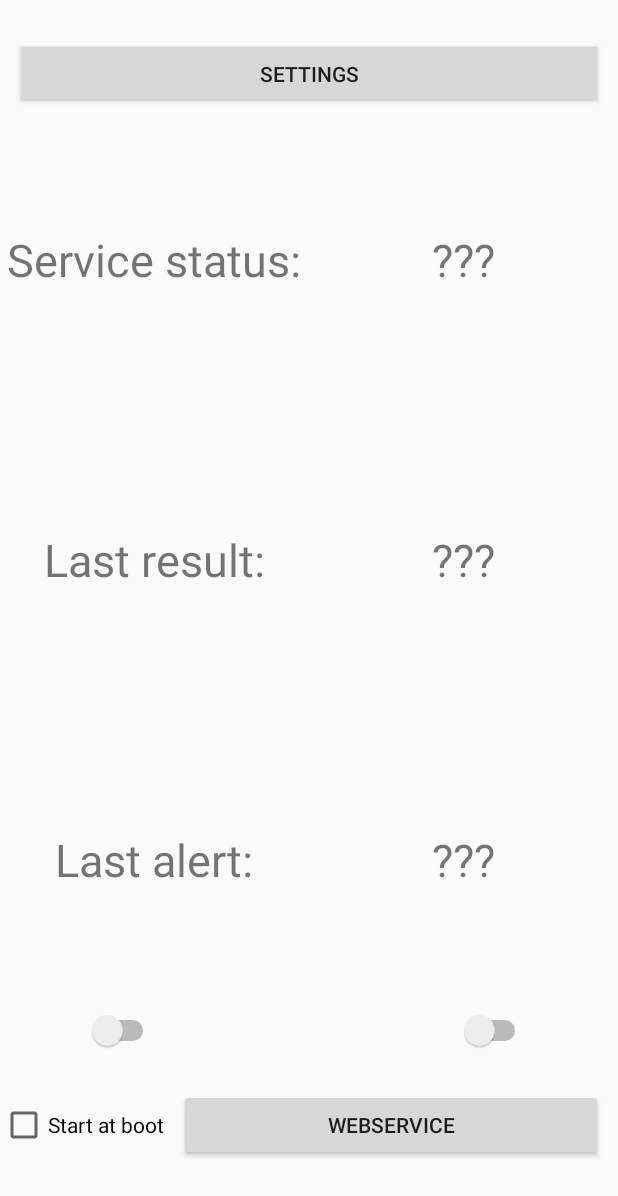
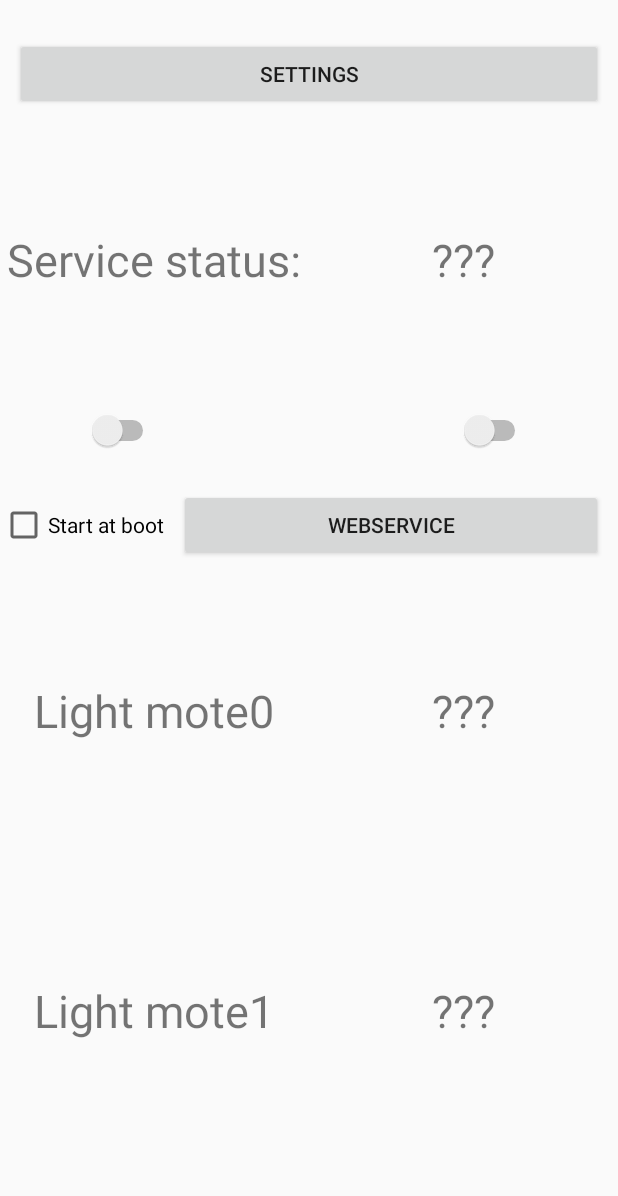
Before and after one commit to ABouveron/pj_amio, an Android app built with Jetpack Compose: the screen it shows after launch (MainActivity), after a tap on "WEBSERVICE", on a phone screen of 412 x 824 dp. Shown: the top 1196 px of the screen. Run offline under Robolectric (Android 15) with nearby library versions, the phone set to English and light mode, and no system bars; 5 statements that could not run were skipped.

Commit message:
refactor: simplification / cleanup of code

```diff
--- a/app/src/main/java/fr/abouveron/projectamio/MyBootBroadcastReceiver.java
+++ b/app/src/main/java/fr/abouveron/projectamio/BootBroadcastReceiver.java
@@ -1,4 +1,6 @@
 package fr.abouveron.projectamio;
+
+import static android.content.Context.MODE_PRIVATE;
 
 import android.content.BroadcastReceiver;
 import android.content.Context;
@@ -6,9 +8,7 @@ import android.content.Intent;
 import android.content.SharedPreferences;
 import android.util.Log;
 
-import static android.content.Context.MODE_PRIVATE;
-
-public class MyBootBroadcastReceiver extends BroadcastReceiver {
+public class BootBroadcastReceiver extends BroadcastReceiver {
 
     @Override
     public void onReceive(Context context, Intent intent) {
--- a/app/src/main/java/fr/abouveron/projectamio/JsonResults.java
+++ /dev/null
@@ -1,18 +0,0 @@
-package fr.abouveron.projectamio;
-
-import java.util.ArrayList;
-import java.util.List;
-
-import fr.abouveron.projectamio.JsonModel.JsonResult;
-
-public class JsonResults {
-    private static List<JsonResult> jsonResults = new ArrayList<>();
-
-    public static List<JsonResult> getJsonResults() {
-        return jsonResults;
-    }
-
-    public static void addJsonResult(JsonResult jsonResult) {
-        jsonResults.add(jsonResult);
-    }
-}
--- a/app/src/main/java/fr/abouveron/projectamio/MainActivity.java
+++ b/app/src/main/java/fr/abouveron/projectamio/MainActivity.java
@@ -1,6 +1,4 @@
 package fr.abouveron.projectamio;
-
-import static fr.abouveron.projectamio.NotificationTemplate.PERMISSION_REQUEST_CODE;
 
 import android.content.BroadcastReceiver;
 import android.content.Intent;
@@ -14,27 +12,29 @@ import android.widget.Switch;
 import android.widget.TextView;
 
 import androidx.activity.ComponentActivity;
+import androidx.annotation.NonNull;
 import androidx.core.content.ContextCompat;
+
+import fr.abouveron.projectamio.Utilities.Notification;
 
 public class MainActivity extends ComponentActivity {
 
     @Override
     protected void onCreate(Bundle savedInstanceState) {
         AppContext.setMainActivity(this);
-        NotificationTemplate.createNotificationChannel(this);
         Log.d("MainActivity", "onCreate");
         super.onCreate(savedInstanceState);
         setContentView(R.layout.accueil);
         Intent serviceIntent = new Intent(this, MainService.class);
         Intent settingsIntent = new Intent(this, SettingsActivity.class);
 
-        BroadcastReceiver br = new MyBootBroadcastReceiver();
+        BroadcastReceiver br = new BootBroadcastReceiver();
         IntentFilter filter = new IntentFilter(Intent.ACTION_BOOT_COMPLETED);
         boolean listenToBroadcastsFromOtherApps = true;
         int receiverFlags = listenToBroadcastsFromOtherApps
                 ? ContextCompat.RECEIVER_EXPORTED
                 : ContextCompat.RECEIVER_NOT_EXPORTED;
-        ContextCompat.registerReceiver(getApplicationContext(), br, filter, receiverFlags);
+        ContextCompat.registerReceiver(this, br, filter, receiverFlags);
 
         getSharedPreferences("settings", MODE_PRIVATE)
                 .edit()
@@ -100,15 +100,11 @@ public class MainActivity extends ComponentActivity {
     }
 
     @Override
-    public void onRequestPermissionsResult(int requestCode, String[] permissions, int[] grantResults) {
+    public void onRequestPermissionsResult(int requestCode, @NonNull String[] permissions, @NonNull int[] grantResults) {
         super.onRequestPermissionsResult(requestCode, permissions, grantResults);
-        if (requestCode == PERMISSION_REQUEST_CODE) {
+        if (requestCode == Notification.getPERMISSION_REQUEST_CODE()) {
             if (grantResults.length > 0 && grantResults[0] == PackageManager.PERMISSION_GRANTED) {
-                NotificationTemplate.createNotification(
-                        this,
-                        "Nouveau message",
-                        "Vous avez un nouveau message."
-                );
+                new Notification("Nouveau message","Vous avez un nouveau message.");
             } else {
                 Log.d("MainActivity", "Permission denied");
             }
--- a/app/src/main/java/fr/abouveron/projectamio/MainService.java
+++ b/app/src/main/java/fr/abouveron/projectamio/MainService.java
@@ -38,8 +38,6 @@ public class MainService extends Service {
                 }
 
                 temps += 5;
-
-                // Repeat after 5 seconds
                 handler.postDelayed(this, 5000);
             }
         };
--- a/app/src/main/java/fr/abouveron/projectamio/Email.java
+++ b/app/src/main/java/fr/abouveron/projectamio/Utilities/Email.java
@@ -1,7 +1,9 @@
-package fr.abouveron.projectamio;
+package fr.abouveron.projectamio.Utilities;
 
 import android.content.Intent;
 import android.net.Uri;
+
+import fr.abouveron.projectamio.AppContext;
 
 public class Email {
     private final String receiver;
--- /dev/null
+++ b/app/src/main/java/fr/abouveron/projectamio/Utilities/JsonResultsManager.java
@@ -0,0 +1,16 @@
+package fr.abouveron.projectamio.Utilities;
+
+import java.util.ArrayList;
+import java.util.List;
+
+public class JsonResultsManager {
+    private static List<JsonResults> jsonResults = new ArrayList<>();
+
+    public static List<JsonResults> getJsonResults() {
+        return jsonResults;
+    }
+
+    public static void addJsonResult(JsonResults jsonResults) {
+        JsonResultsManager.jsonResults.add(jsonResults);
+    }
+}
--- /dev/null
+++ b/app/src/main/java/fr/abouveron/projectamio/Utilities/LightsManager.java
@@ -0,0 +1,78 @@
+package fr.abouveron.projectamio.Utilities;
+
+import android.widget.TextView;
+
+import java.util.ArrayList;
+import java.util.List;
+
+import fr.abouveron.projectamio.AppContext;
+import fr.abouveron.projectamio.R;
+
+public class LightsManager {
+    private final TextView stringLight0 = AppContext.getMainActivity().findViewById(R.id.WebServiceDisplay0);
+    private final TextView stringLightValue0 = AppContext.getMainActivity().findViewById(R.id.WebServiceDisplayValue0);
+    private final TextView stringLight1 = AppContext.getMainActivity().findViewById(R.id.WebServiceDisplay1);
+    private final TextView stringLightValue1 = AppContext.getMainActivity().findViewById(R.id.WebServiceDisplayValue1);
+    private final TextView stringLight2 = AppContext.getMainActivity().findViewById(R.id.WebServiceDisplay2);
+    private final TextView stringLightValue2 = AppContext.getMainActivity().findViewById(R.id.WebServiceDisplayValue2);
+    private final TextView stringLight3 = AppContext.getMainActivity().findViewById(R.id.WebServiceDisplay3);
+    private final TextView stringLightValue3 = AppContext.getMainActivity().findViewById(R.id.WebServiceDisplayValue3);
+
+    private final List<TextView> stringLights = new ArrayList<TextView>(){
+        {
+            add(stringLight0);
+            add(stringLight1);
+            add(stringLight2);
+            add(stringLight3);
+        }
+    };
+
+    private final List<TextView> stringLightsValues = new ArrayList<TextView>(){
+        {
+            add(stringLightValue0);
+            add(stringLightValue1);
+            add(stringLightValue2);
+            add(stringLightValue3);
+        }
+    };
+
+    public TextView getStringLight0() {
+        return stringLight0;
+    }
+
+    public TextView getStringLightValue0() {
+        return stringLightValue0;
+    }
+
+    public TextView getStringLight1() {
+        return stringLight1;
+    }
+
+    public TextView getStringLightValue1() {
+        return stringLightValue1;
+    }
+
+    public TextView getStringLight2() {
+        return stringLight2;
+    }
+
+    public TextView getStringLightValue2() {
+        return stringLightValue2;
+    }
+
+    public TextView getStringLight3() {
+        return stringLight3;
+    }
+
+    public TextView getStringLightValue3() {
+        return stringLightValue3;
+    }
+
+    public List<TextView> getStringLights() {
+        return stringLights;
+    }
+
+    public List<TextView> getStringLightsValues() {
+        return stringLightsValues;
+    }
+}
--- a/app/src/main/java/fr/abouveron/projectamio/WebService.java
+++ b/app/src/main/java/fr/abouveron/projectamio/WebService.java
@@ -1,11 +1,8 @@
 package fr.abouveron.projectamio;
 
-import android.content.Context;
 import android.graphics.Color;
 import android.os.AsyncTask;
-import android.os.Vibrator;
 import android.util.Log;
-import android.widget.TextView;
 
 import com.google.gson.Gson;
 
@@ -16,8 +13,13 @@ import java.net.HttpURLConnection;
 import java.net.URL;
 import java.util.Calendar;
 
-import fr.abouveron.projectamio.JsonModel.JsonResult;
-import fr.abouveron.projectamio.JsonModel.SensorsData;
+import fr.abouveron.projectamio.Utilities.Email;
+import fr.abouveron.projectamio.Utilities.JsonResults;
+import fr.abouveron.projectamio.Utilities.JsonResultsManager;
+import fr.abouveron.projectamio.Utilities.LightsManager;
+import fr.abouveron.projectamio.Utilities.MoteLight;
+import fr.abouveron.projectamio.Utilities.Notification;
+import fr.abouveron.projectamio.Utilities.Vibrator;
 
 public class WebService extends AsyncTask<String, Void, String> {
 
@@ -57,38 +59,23 @@ public class WebService extends AsyncTask<String, Void, String> {
     protected void onPostExecute(String result) {
         super.onPostExecute(result);
 
-        MainActivity activity = AppContext.getMainActivity();
-        if (activity == null) {
-            return;
-        }
-
-        TextView stringLight0 = activity.findViewById(R.id.WebServiceDisplay0);
-        TextView stringLightValue0 = activity.findViewById(R.id.WebServiceDisplayValue0);
-        TextView stringLight1 = activity.findViewById(R.id.WebServiceDisplay1);
-        TextView stringLightValue1 = activity.findViewById(R.id.WebServiceDisplayValue1);
-        TextView stringLight2 = activity.findViewById(R.id.WebServiceDisplay2);
-        TextView stringLightValue2 = activity.findViewById(R.id.WebServiceDisplayValue2);
-        TextView stringLight3 = activity.findViewById(R.id.WebServiceDisplay3);
-        TextView stringLightValue3 = activity.findViewById(R.id.WebServiceDisplayValue3);
-
         Log.d("MainActivity", "WebService result: " + result);
-        JsonResult jsonResult = new Gson().fromJson(result, JsonResult.class);
-        JsonResults.addJsonResult(jsonResult);
+        JsonResults jsonResults = new Gson().fromJson(result, JsonResults.class);
+        JsonResultsManager.addJsonResult(jsonResults);
 
         int ctr = 0;
-        for (SensorsData s : jsonResult.data){
-            Log.d("MainActivity", String.format("%s at %s: %s: %s", s.label, s.timestamp, s.value, s.getState()));
+        for (MoteLight s : jsonResults.data){
+            Log.d("MainActivity", String.format("%s at %s: %s: %s", s.getLabel(), s.getTimestamp(), s.getValue(), s.getState()));
             Calendar rightNow = Calendar.getInstance();
             int currentHour = rightNow.get(Calendar.HOUR_OF_DAY);
             int currentMinute = rightNow.get(Calendar.MINUTE);
             if (currentHour >= 18 && currentHour < 23 || (currentHour == 23 && currentMinute == 0)) {
-                int nbResults = JsonResults.getJsonResults().size();
+                int nbResults = JsonResultsManager.getJsonResults().size();
                 if (nbResults >= 2) {
-                    double previousValue = JsonResults.getJsonResults().get(nbResults - 2).data.get(ctr).value;
-                    if (previousValue >= (s.value + 50) || previousValue <= (s.value - 50)) {
-                        NotificationTemplate.createNotification(AppContext.getMainActivity(), "Changement de luminosité", "Une des motes a repéré un changement brutal de luminosité.");
-                        Vibrator v = (Vibrator) AppContext.getMainActivity().getSystemService(Context.VIBRATOR_SERVICE);
-                        v.vibrate(1000);
+                    double previousValue = JsonResultsManager.getJsonResults().get(nbResults - 2).data.get(ctr).getValue();
+                    if (previousValue >= (s.getValue() + 50) || previousValue <= (s.getValue() - 50)) {
+                        new Notification("Changement de luminosité", "Une des motes a repéré un changement brutal de luminosité.").send();
+                        new Vibrator().vibrate(1000);
                         new Email("xyz@example.com", "test", "testText").send();
                     }
                     ctr++;
@@ -96,25 +83,17 @@ public class WebService extends AsyncTask<String, Void, String> {
             }
         }
 
-        if (jsonResult.data.get(0).getState()) {
-            stringLight0.setTextColor(Color.parseColor("#FF0000"));
-            stringLightValue0.setTextColor(Color.parseColor("#FF0000"));
+        if (AppContext.getMainActivity() != null) {
+            ctr = 0;
+            for (MoteLight s : jsonResults.data) {
+                new LightsManager().getStringLightsValues().get(ctr).setText(String.valueOf(s.getValue()));
+                if (s.getState()) {
+                    new LightsManager().getStringLights().get(ctr).setTextColor(Color.parseColor("#FF0000"));
+                    new LightsManager().getStringLightsValues().get(ctr).setTextColor(Color.parseColor("#FF0000"));
+                }
+                Log.d("MainActivity", "LightsManager: " + new LightsManager().getStringLights().get(ctr).getTextColors().toString());
+                ctr++;
+            }
         }
-        if (jsonResult.data.get(1).getState()) {
-            stringLight1.setTextColor(Color.parseColor("#FF0000"));
-            stringLightValue1.setTextColor(Color.parseColor("#FF0000"));
-        }
-        if (jsonResult.data.get(2).getState()) {
-            stringLight2.setTextColor(Color.parseColor("#FF0000"));
-            stringLightValue2.setTextColor(Color.parseColor("#FF0000"));
-        }
-        if (jsonResult.data.get(3).getState()) {
-            stringLight3.setTextColor(Color.parseColor("#FF0000"));
-            stringLightValue3.setTextColor(Color.parseColor("#FF0000"));
-        }
-        stringLightValue0.setText(String.valueOf(jsonResult.data.get(0).value));
-        stringLightValue1.setText(String.valueOf(jsonResult.data.get(1).value));
-        stringLightValue2.setText(String.valueOf(jsonResult.data.get(2).value));
-        stringLightValue3.setText(String.valueOf(jsonResult.data.get(3).value));
     }
 }
--- a/app/src/main/res/layout/accueil.xml
+++ b/app/src/main/res/layout/accueil.xml
@@ -53,68 +53,12 @@
         </LinearLayout>
 
         <LinearLayout
-            android:id="@+id/linear_layout2"
-            android:layout_width="match_parent"
-            android:layout_height="wrap_content"
-            android:weightSum="1"
-            android:orientation="horizontal"
-            android:layout_below="@id/linear_layout1">
-
-            <TextView
-                android:id="@+id/TV3"
-                android:layout_width="0dp"
-                android:layout_height="wrap_content"
-                android:gravity="center"
-                android:text="@string/TV3_str"
-                android:textSize="30sp"
-                android:layout_weight="0.5" />
-
-            <TextView
-                android:id="@+id/TV4"
-                android:layout_width="0dp"
-                android:layout_height="200dp"
-                android:gravity="center"
-                android:text="@string/TV4_str"
-                android:textSize="30sp"
-                android:layout_weight="0.5" />
-
-        </LinearLayout>
-
-        <LinearLayout
-            android:id="@+id/linear_layout3"
-            android:layout_width="match_parent"
-            android:layout_height="wrap_content"
-            android:weightSum="1"
-            android:orientation="horizontal"
-            android:layout_below="@id/linear_layout2">
-
-            <TextView
-                android:id="@+id/TV5"
-                android:layout_width="0dp"
-                android:layout_height="wrap_content"
-                android:gravity="center"
-                android:text="@string/TV5_str"
-                android:textSize="30sp"
-                android:layout_weight="0.5" />
-
-            <TextView
-                android:id="@+id/TV6"
-                android:layout_width="0dp"
-                android:layout_height="200dp"
-                android:gravity="center"
-                android:text="@string/TV6_str"
-                android:textSize="30sp"
-                android:layout_weight="0.5" />
-
-        </LinearLayout>
-
-        <LinearLayout
             android:id="@+id/layout_button"
             android:orientation="horizontal"
             android:layout_height="wrap_content"
             android:layout_width="match_parent"
             android:gravity="center"
-            android:layout_below="@id/linear_layout3">
+            android:layout_below="@id/linear_layout1">
 
             <Switch
                 android:id="@+id/leftButton"
```
Also changed, not shown: app/src/main/AndroidManifest.xml (+5 -2 lines), app/src/main/java/fr/abouveron/projectamio/JsonModel/JsonResult.java (deleted, +0 -8 lines), app/src/main/java/fr/abouveron/projectamio/JsonModel/SensorsData.java (deleted, +0 -12 lines), app/src/main/java/fr/abouveron/projectamio/NotificationTemplate.java (deleted, +0 -53 lines), app/src/main/java/fr/abouveron/projectamio/Utilities/JsonResults.java (added, +8 -0 lines), app/src/main/java/fr/abouveron/projectamio/Utilities/MoteLight.java (added, +28 -0 lines), app/src/main/java/fr/abouveron/projectamio/Utilities/Notification.java (added, +78 -0 lines), app/src/main/java/fr/abouveron/projectamio/Utilities/Vibrator.java (added, +15 -0 lines).
